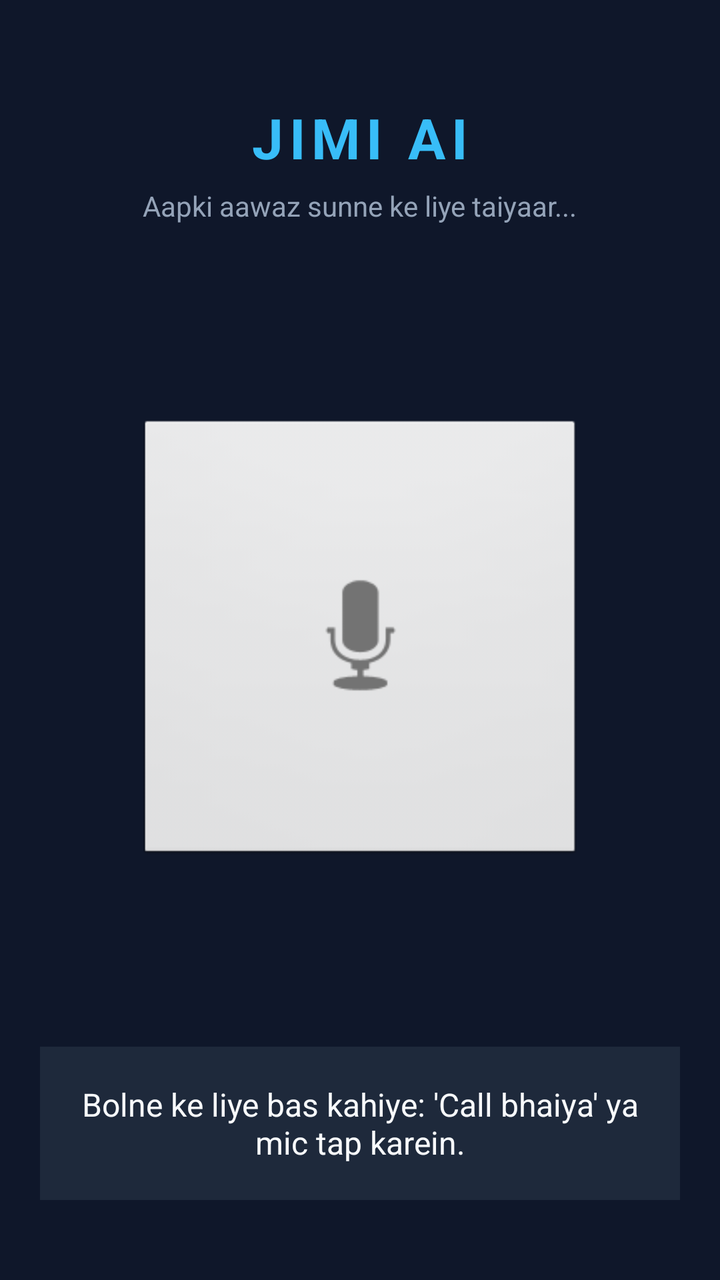
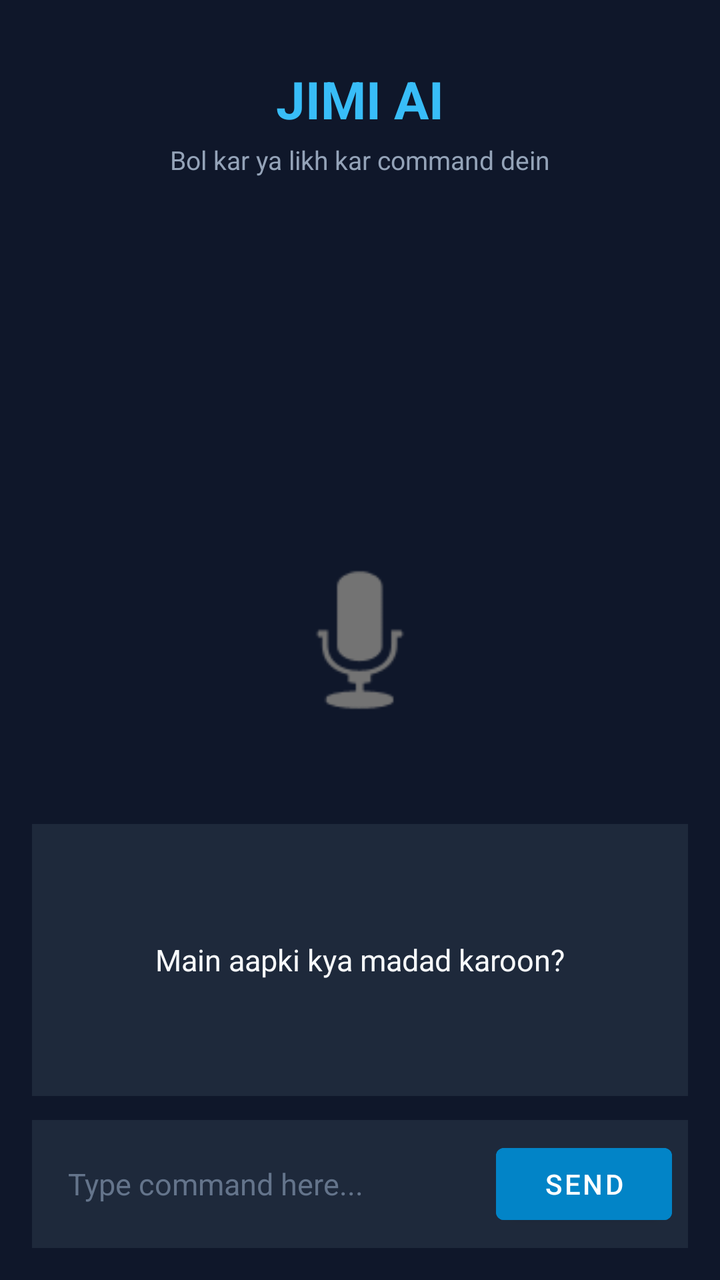

The first picture is an Android layout as it rendered before a commit; the second is the same layout after the commit. The layout source and the unified diff follow.
<!-- AndroidManifest.xml: application theme Theme.JimiAI -->
<!-- res/layout/activity_main.xml -->
<?xml version="1.0" encoding="utf-8"?>
<RelativeLayout xmlns:android="http://schemas.android.com/apk/res/android"
    android:layout_width="match_parent"
    android:layout_height="match_parent"
    android:background="#0F172A"
    android:padding="20dp">

    
    <LinearLayout
        android:id="@+id/headerLayout"
        android:layout_width="match_parent"
        android:layout_height="wrap_content"
        android:orientation="vertical"
        android:gravity="center"
        android:layout_marginTop="30dp">

        <TextView
            android:layout_width="wrap_content"
            android:layout_height="wrap_content"
            android:text="JIMI AI"
            android:textColor="#38BDF8"
            android:textSize="28sp"
            android:textStyle="bold"
            android:letterSpacing="0.1" />

        <TextView
            android:id="@+id/tvStatus"
            android:layout_width="wrap_content"
            android:layout_height="wrap_content"
            android:text="Aapki aawaz sunne ke liye taiyaar..."
            android:textColor="#94A3B8"
            android:textSize="14sp"
            android:layout_marginTop="6dp" />
    </LinearLayout>

    
    <FrameLayout
        android:layout_width="220dp"
        android:layout_height="220dp"
        android:layout_centerInParent="true"
        android:background="@android:drawable/btn_default_small"
        android:elevation="12dp">

        <ImageView
            android:id="@+id/btnMic"
            android:layout_width="80dp"
            android:layout_height="80dp"
            android:layout_gravity="center"
            android:src="@android:drawable/ic_btn_speak_now"
            android:contentDescription="Mic Button" />
    </FrameLayout>

    
    <LinearLayout
        android:layout_width="match_parent"
        android:layout_height="wrap_content"
        android:layout_alignParentBottom="true"
        android:background="#1E293B"
        android:orientation="vertical"
        android:padding="18dp"
        android:layout_marginBottom="20dp">

        <TextView
            android:id="@+id/tvLastResponse"
            android:layout_width="match_parent"
            android:layout_height="wrap_content"
            android:text="Bolne ke liye bas kahiye: 'Call bhaiya' ya mic tap karein."
            android:textColor="#F8FAFC"
            android:textSize="16sp"
            android:gravity="center" />
    </LinearLayout>

</RelativeLayout>
<!-- resources referenced by this layout -->
<resources>
  <style name="Theme.JimiAI" parent="Theme.MaterialComponents.DayNight.NoActionBar">
          <item name="colorPrimary">@color/jimi_accent</item>
          <item name="colorPrimaryDark">@color/jimi_dark</item>
          <item name="android:windowBackground">@color/jimi_bg</item>
          <item name="colorAccent">@color/jimi_accent</item>
      </style>
  <color name="jimi_accent">#22D3EE</color>
  <color name="jimi_dark">#0F172A</color>
  <color name="jimi_bg">#111827</color>
</resources>

<!-- the commit's change to res/layout/activity_main.xml (unified diff, before → after) -->
@@ -3,7 +3,7 @@
     android:layout_width="match_parent"
     android:layout_height="match_parent"
     android:background="#0F172A"
-    android:padding="20dp">
+    android:padding="16dp">
 
     
     <LinearLayout
@@ -12,62 +12,87 @@
         android:layout_height="wrap_content"
         android:orientation="vertical"
         android:gravity="center"
-        android:layout_marginTop="30dp">
+        android:layout_marginTop="16dp">
 
         <TextView
             android:layout_width="wrap_content"
             android:layout_height="wrap_content"
             android:text="JIMI AI"
             android:textColor="#38BDF8"
-            android:textSize="28sp"
-            android:textStyle="bold"
-            android:letterSpacing="0.1" />
+            android:textSize="26sp"
+            android:textStyle="bold" />
 
         <TextView
             android:id="@+id/tvStatus"
             android:layout_width="wrap_content"
             android:layout_height="wrap_content"
-            android:text="Aapki aawaz sunne ke liye taiyaar..."
+            android:text="Bol kar ya likh kar command dein"
             android:textColor="#94A3B8"
-            android:textSize="14sp"
-            android:layout_marginTop="6dp" />
+            android:textSize="13sp"
+            android:layout_marginTop="4dp" />
     </LinearLayout>
 
     
     <FrameLayout
-        android:layout_width="220dp"
-        android:layout_height="220dp"
-        android:layout_centerInParent="true"
-        android:background="@android:drawable/btn_default_small"
-        android:elevation="12dp">
+        android:id="@+id/micContainer"
+        android:layout_width="160dp"
+        android:layout_height="160dp"
+        android:layout_centerInParent="true">
 
         <ImageView
             android:id="@+id/btnMic"
-            android:layout_width="80dp"
-            android:layout_height="80dp"
+            android:layout_width="100dp"
+            android:layout_height="100dp"
             android:layout_gravity="center"
             android:src="@android:drawable/ic_btn_speak_now"
             android:contentDescription="Mic Button" />
     </FrameLayout>
 
     
+    <TextView
+        android:id="@+id/tvLastResponse"
+        android:layout_width="match_parent"
+        android:layout_height="wrap_content"
+        android:layout_above="@id/bottomBar"
+        android:layout_below="@id/micContainer"
+        android:layout_marginVertical="12dp"
+        android:background="#1E293B"
+        android:padding="14dp"
+        android:textColor="#F8FAFC"
+        android:textSize="15sp"
+        android:gravity="center"
+        android:text="Main aapki kya madad karoon?" />
+
+    
     <LinearLayout
+        android:id="@+id/bottomBar"
         android:layout_width="match_parent"
         android:layout_height="wrap_content"
         android:layout_alignParentBottom="true"
+        android:orientation="horizontal"
+        android:gravity="center_vertical"
         android:background="#1E293B"
-        android:orientation="vertical"
-        android:padding="18dp"
-        android:layout_marginBottom="20dp">
+        android:padding="8dp">
 
-        <TextView
-            android:id="@+id/tvLastResponse"
-            android:layout_width="match_parent"
+        <EditText
+            android:id="@+id/etCommand"
+            android:layout_width="0dp"
             android:layout_height="wrap_content"
-            android:text="Bolne ke liye bas kahiye: 'Call bhaiya' ya mic tap karein."
-            android:textColor="#F8FAFC"
-            android:textSize="16sp"
-            android:gravity="center" />
+            android:layout_weight="1"
+            android:hint="Type command here..."
+            android:textColorHint="#64748B"
+            android:textColor="#FFFFFF"
+            android:background="@null"
+            android:padding="10dp"
+            android:textSize="15sp" />
+
+        <Button
+            android:id="@+id/btnSend"
+            android:layout_width="wrap_content"
+            android:layout_height="wrap_content"
+            android:text="Send"
+            android:textColor="#FFFFFF"
+            android:backgroundTint="#0284C7" />
     </LinearLayout>
 
 </RelativeLayout>
